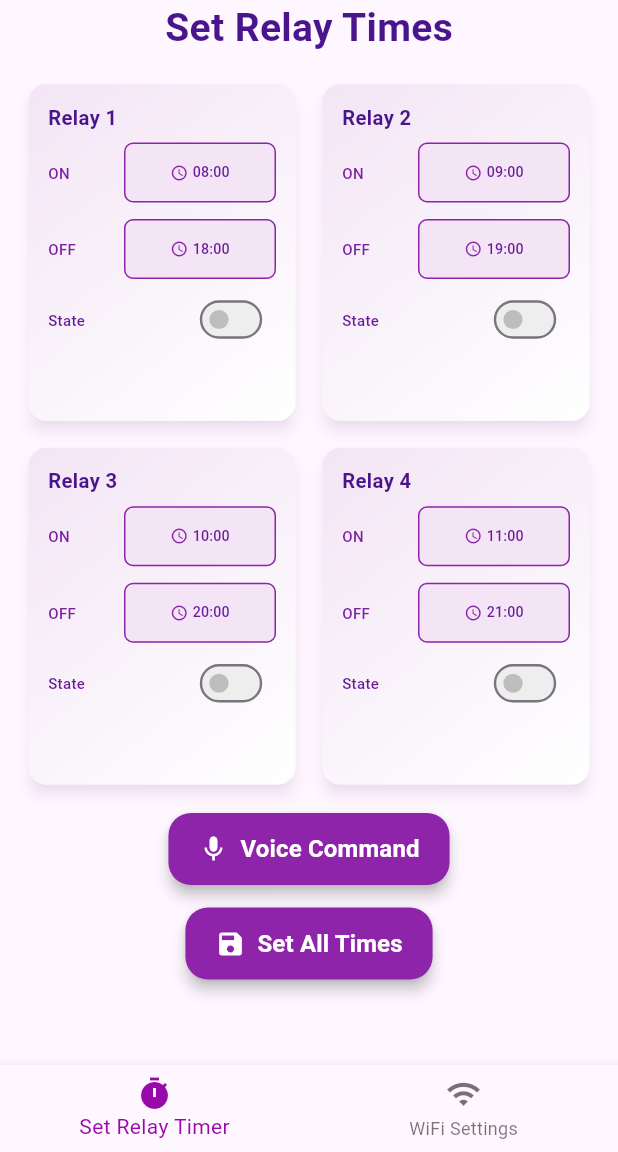
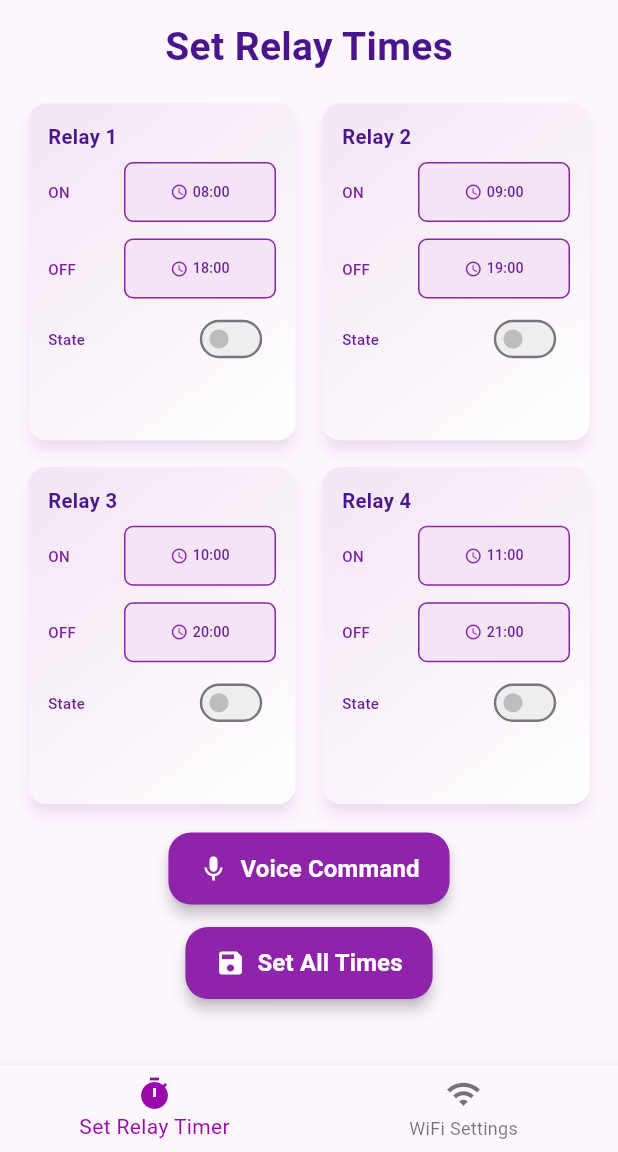
Before and after one commit to TechnoDeserter/finalprojectLAB, a Flutter app: the screen it shows after launch, on a phone screen of 412 x 824 dp, the part 84-1236 px from its top. Run offline on Flutter 3.47's test engine with Material 3 defaults, Android fonts, the phone set to English and light mode, and no system bars; our stand-ins replace google_fonts, permission_handler, speech_to_text; missing offline and left inert: wifi_scan; network calls fail.

Commit message:
padding modify

```diff
--- a/lib/screens/setTImers/set_timers_screen.dart
+++ b/lib/screens/setTImers/set_timers_screen.dart
@@ -444,7 +444,7 @@ class _SetTimeRelaysState extends State<SetTimeRelays> {
     return Scaffold(
       body: SafeArea(
         child: SingleChildScrollView(
-          padding: const EdgeInsets.fromLTRB(15, 0, 15, 20),
+          padding: const EdgeInsets.fromLTRB(15, 13, 15, 20),
           child: Column(
             crossAxisAlignment: CrossAxisAlignment.center,
             children: [
--- a/lib/screens/setup/setup_screen.dart
+++ b/lib/screens/setup/setup_screen.dart
@@ -107,7 +107,7 @@ class _SetupState extends State<Setup> {
   @override
   Widget build(BuildContext context) {
     return SingleChildScrollView(
-      padding: const EdgeInsets.fromLTRB(16, 0, 16, 80),
+      padding: const EdgeInsets.fromLTRB(16, 13, 16, 80),
       child: Column(
         crossAxisAlignment: CrossAxisAlignment.center,
         children: [
```
